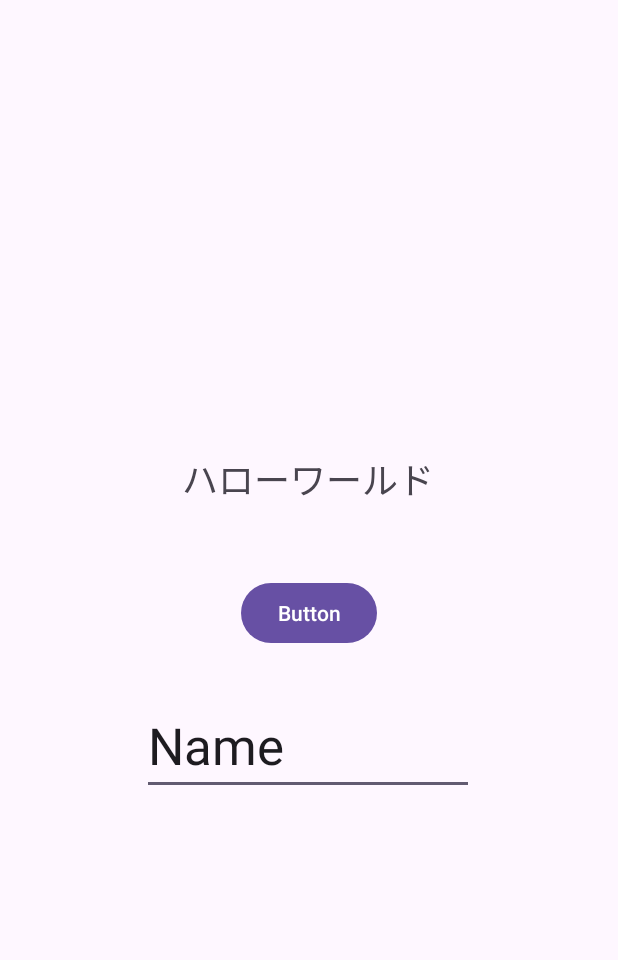
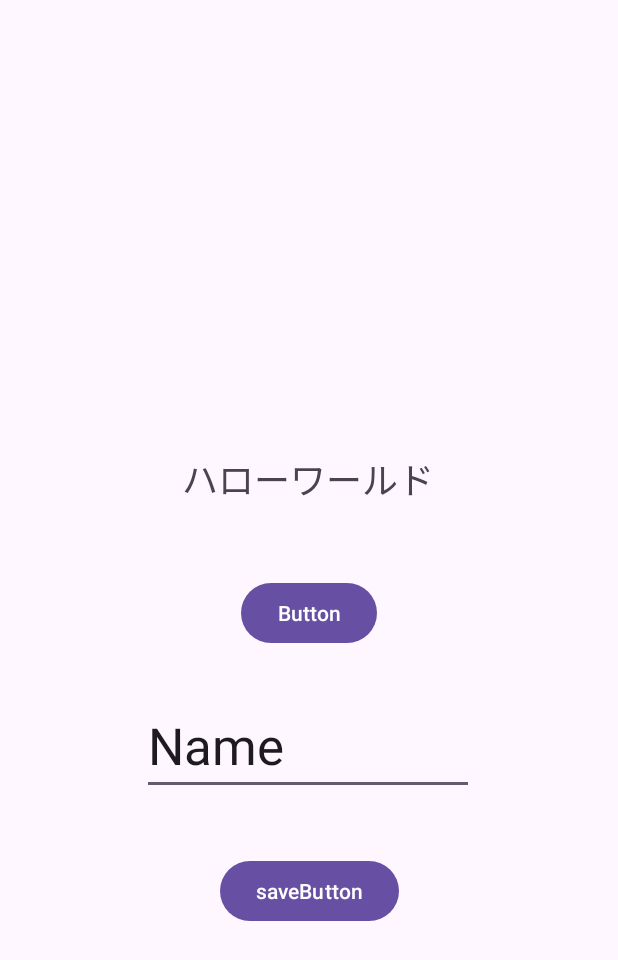
Before and after one commit to satomitu/2025_09_01_1, an Android app: the screen it shows after launch (MainActivity), on a phone screen of 412 x 824 dp. Shown: the top 960 px of the screen. Run offline under Robolectric (Android 15) with nearby library versions, the phone set to English and light mode, and no system bars; our stand-ins replace RxJava; 2 statements that could not run were skipped.

```diff
--- a/app/build.gradle
+++ b/app/build.gradle
@@ -41,4 +41,7 @@ dependencies {
     testImplementation libs.junit
     androidTestImplementation libs.ext.junit
     androidTestImplementation libs.espresso.core
+    implementation libs.datastore.preferences
+    implementation libs.datastore.preferences.rxjava3
+
 }
--- a/app/src/main/java/jp/ac/meijou/android/s241205087/MainActivity.java
+++ b/app/src/main/java/jp/ac/meijou/android/s241205087/MainActivity.java
@@ -17,6 +17,7 @@ import jp.ac.meijou.android.s241205087.databinding.ActivityMainBinding;
 public class MainActivity extends AppCompatActivity {
 
     private ActivityMainBinding binding;
+    private PrefDataStore prefDataStore;
 
     @Override
     protected void onCreate(Bundle savedInstanceState) {
@@ -29,6 +30,13 @@ public class MainActivity extends AppCompatActivity {
             Insets systemBars = insets.getInsets(WindowInsetsCompat.Type.systemBars());
             v.setPadding(systemBars.left, systemBars.top, systemBars.right, systemBars.bottom);
             return insets;
+        });
+
+        prefDataStore =prefDataStore.getInstance(this);
+
+        binding.saveButton.setOnClickListener(view -> {
+            var text = binding.editTextText.getText().toString();
+            prefDataStore.setString("name",text);
         });
 
         binding.text.setText(R.string.text1);
@@ -52,5 +60,6 @@ public class MainActivity extends AppCompatActivity {
 
             }
         });
+
     }
 }
--- a/app/src/main/res/layout/activity_main.xml
+++ b/app/src/main/res/layout/activity_main.xml
@@ -44,4 +44,14 @@
         app:layout_constraintStart_toStartOf="parent"
         app:layout_constraintTop_toBottomOf="@+id/button" />
 
+    <Button
+        android:id="@+id/saveButton"
+        android:layout_width="wrap_content"
+        android:layout_height="wrap_content"
+        android:layout_marginTop="40dp"
+        android:text="saveButton"
+        app:layout_constraintEnd_toEndOf="parent"
+        app:layout_constraintStart_toStartOf="parent"
+        app:layout_constraintTop_toBottomOf="@+id/editTextText" />
+
 </androidx.constraintlayout.widget.ConstraintLayout>
--- a/gradle/libs.versions.toml
+++ b/gradle/libs.versions.toml
@@ -8,6 +8,7 @@ material = "1.12.0"
 activity = "1.10.1"
 constraintlayout = "2.2.1"
 desugerJdkLibs = "2.1.5"
+datastore = "1.1.7"
 
 [libraries]
 junit = { group = "junit", name = "junit", version.ref = "junit" }
@@ -18,6 +19,9 @@ material = { group = "com.google.android.material", name = "material", version.r
 activity = { group = "androidx.activity", name = "activity", version.ref = "activity" }
 constraintlayout = { group = "androidx.constraintlayout", name = "constraintlayout", version.ref = "constraintlayout" }
 desuger-jdk-libs = { group = "com.android.tools", name = "desugar_jdk_libs", version.ref = "desugerJdkLibs"}
+datastore-preferences = { group = "androidx.datastore", name = "datastore-preferences", version.ref = "datastore" }
+datastore-preferences-rxjava3 = { group = "androidx.datastore", name = "datastore-preferences-rxjava3", version.ref = "datastore" }
+
 
 [plugins]
 android-application = { id = "com.android.application", version.ref = "agp" }
```
Also changed, not shown: app/src/main/java/jp/ac/meijou/android/s241205087/PrefDataStore.java (added, +41 -0 lines).
